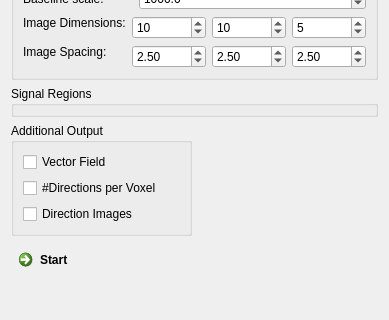
Qt form Plugins/org.mitk.gui.qt.diffusionimaging/src/internal/QmitkDwiSoftwarePhantomViewControls.ui (MITK/MITK) before a commit; both pictures show x 0 to 389 and y 216 to 536 of the 389 by 536 pixel window.
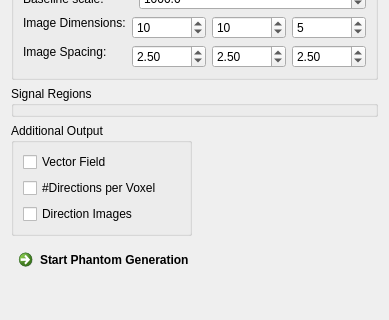
The same form after that commit.

The edit to the form file:
```diff
--- a/Plugins/org.mitk.gui.qt.diffusionimaging/src/internal/QmitkDwiSoftwarePhantomViewControls.ui
+++ b/Plugins/org.mitk.gui.qt.diffusionimaging/src/internal/QmitkDwiSoftwarePhantomViewControls.ui
@@ -370,7 +370,7 @@
       <bool>true</bool>
      </property>
      <property name="text">
-      <string>Start</string>
+      <string>Start Phantom Generation</string>
      </property>
     </widget>
    </item>
```
